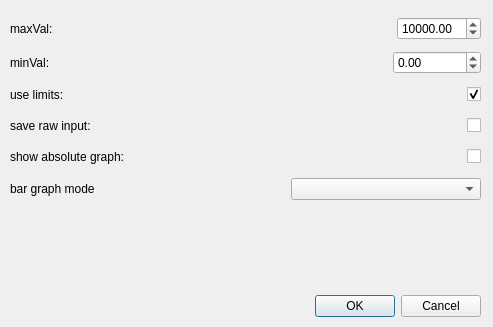
Old version of the form app/generalsettings.ui in the repository Tilagiho/eNoseAnnotator.
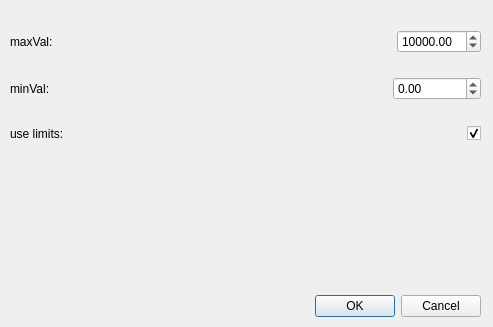
New version of the form.

What changed in the file:
```diff
--- a/app/generalsettings.ui
+++ b/app/generalsettings.ui
@@ -35,7 +35,7 @@
      <x>10</x>
      <y>12</y>
      <width>471</width>
-     <height>199</height>
+     <height>151</height>
     </rect>
    </property>
    <layout class="QVBoxLayout" name="verticalLayout">
@@ -153,117 +153,6 @@
       </item>
      </layout>
     </item>
-    <item>
-     <layout class="QHBoxLayout" name="horizontalLayout_2">
-      <item>
-       <widget class="QLabel" name="label_2">
-        <property name="toolTip">
-         <string>&lt;html&gt;&lt;head/&gt;&lt;body&gt;&lt;p&gt;Automatically stores absolute sensor values when checked.&lt;/p&gt;&lt;/body&gt;&lt;/html&gt;</string>
-        </property>
-        <property name="text">
-         <string>save raw input:</string>
-        </property>
-       </widget>
-      </item>
-      <item>
-       <spacer name="horizontalSpacer_2">
-        <property name="orientation">
-         <enum>Qt::Horizontal</enum>
-        </property>
-        <property name="sizeHint" stdset="0">
-         <size>
-          <width>40</width>
-          <height>20</height>
-         </size>
-        </property>
-       </spacer>
-      </item>
-      <item>
-       <widget class="QCheckBox" name="saveRawInputCheckBox">
-        <property name="text">
-         <string/>
-        </property>
-       </widget>
-      </item>
-     </layout>
-    </item>
-    <item>
-     <layout class="QHBoxLayout" name="horizontalLayout_5">
-      <item>
-       <widget class="QLabel" name="label_5">
-        <property name="toolTip">
-         <string>&lt;html&gt;&lt;head/&gt;&lt;body&gt;&lt;p&gt;Show graph with absolute values&lt;/p&gt;&lt;/body&gt;&lt;/html&gt;</string>
-        </property>
-        <property name="text">
-         <string>show absolute graph:</string>
-        </property>
-       </widget>
-      </item>
-      <item>
-       <spacer name="horizontalSpacer_5">
-        <property name="orientation">
-         <enum>Qt::Horizontal</enum>
-        </property>
-        <property name="sizeHint" stdset="0">
-         <size>
-          <width>40</width>
-          <height>20</height>
-         </size>
-        </property>
-       </spacer>
-      </item>
-      <item>
-       <widget class="QCheckBox" name="showAbsGraphCheckBox">
-        <property name="text">
-         <string/>
-        </property>
-        <property name="checked">
-         <bool>false</bool>
-        </property>
-        <property name="tristate">
-         <bool>false</bool>
-        </property>
-       </widget>
-      </item>
-     </layout>
-    </item>
-    <item>
-     <layout class="QHBoxLayout" name="horizontalLayout_6">
-      <item>
-       <widget class="QLabel" name="label_6">
-        <property name="toolTip">
-         <string>&lt;html&gt;&lt;head/&gt;&lt;body&gt;&lt;p&gt;Show graph with absolute values&lt;/p&gt;&lt;/body&gt;&lt;/html&gt;</string>
-        </property>
-        <property name="text">
-         <string>bar graph mode</string>
-        </property>
-       </widget>
-      </item>
-      <item>
-       <spacer name="horizontalSpacer_6">
-        <property name="orientation">
-         <enum>Qt::Horizontal</enum>
-        </property>
-        <property name="sizeHint" stdset="0">
-         <size>
-          <width>40</width>
-          <height>20</height>
-         </size>
-        </property>
-       </spacer>
-      </item>
-      <item>
-       <widget class="QComboBox" name="barGraphModecomboBox">
-        <property name="sizePolicy">
-         <sizepolicy hsizetype="Expanding" vsizetype="Fixed">
-          <horstretch>0</horstretch>
-          <verstretch>0</verstretch>
-         </sizepolicy>
-        </property>
-       </widget>
-      </item>
-     </layout>
-    </item>
    </layout>
   </widget>
  </widget>
```
